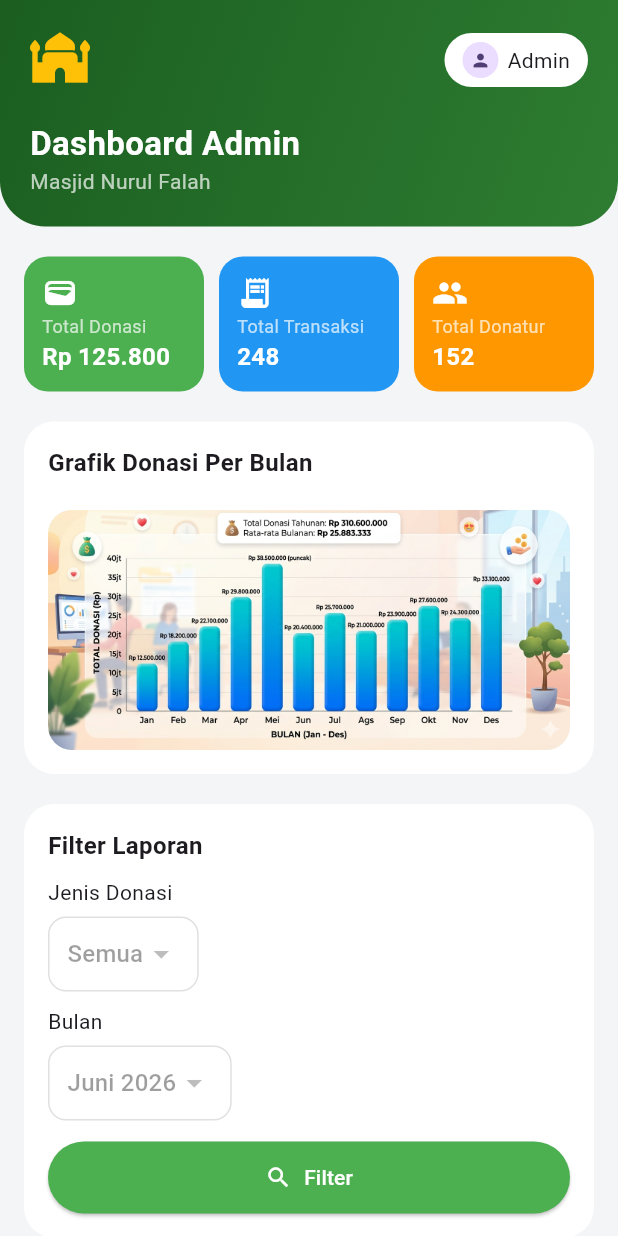
After one commit to adhamalbalkh23/nurulfalah_apps, a Flutter app: the AdminDashboardPage screen opened directly, on a phone screen of 412 x 824 dp. The commit adds this screen. Run offline on Flutter 3.47's test engine with Material 3 defaults, Android fonts, the phone set to English and light mode, and no system bars; our stand-ins replace image_picker, lottie, shared_preferences, sqflite; accounts and stored records are empty; project files that could hold a hidden picture were left out.

Commit message:
Update dashboard admin

```diff
--- a/lib/bottomnavbar_global.dart
+++ b/lib/bottomnavbar_global.dart
@@ -1,9 +1,7 @@
 import 'package:flutter/material.dart';
+import 'package:nurulfalah_apps/pages/dashboard_admin.dart';
 import 'package:nurulfalah_apps/pages/home_page.dart';
 import 'package:nurulfalah_apps/pages/profil_page.dart';
-import 'package:nurulfalah_apps/pages/riwayatdonasi_page.dart';
-import 'package:nurulfalah_apps/pages/zakat_page.dart';
-import 'package:nurulfalah_apps/pages_laporan%20CRUD/laporanadmin.dart';
 import 'package:nurulfalah_apps/pages_pembayaran/riwayatcrud.dart';
 
 class Bottomnavbar extends StatefulWidget {
@@ -19,26 +17,61 @@ class _BottomnavbarState extends State<Bottomnavbar> {
 
   @override
   Widget build(BuildContext context) {
-    final List<Widget> pages = [HomePage(), Riwayatcrud(), ProfilPage()];
+    /// HALAMAN UNTUK USER
+    List<Widget> pagesUser = [HomePage(), Riwayatcrud(), ProfilPage()];
+
+    /// HALAMAN UNTUK ADMIN
+    List<Widget> pagesAdmin = [
+      HomePage(),
+      AdminDashboardPage(),
+      Riwayatcrud(),
+      ProfilPage(),
+    ];
+
+    /// PILIH PAGE BERDASARKAN ROLE
+    final pages = widget.role == "admin" ? pagesAdmin : pagesUser;
+
     return Scaffold(
       body: pages[_selectIndex],
+
       bottomNavigationBar: BottomNavigationBar(
         backgroundColor: Colors.white,
         currentIndex: _selectIndex,
         selectedItemColor: Colors.green,
         unselectedItemColor: Colors.grey,
+
         onTap: (index) {
           setState(() {
             _selectIndex = index;
           });
         },
-        items: [
+
+        items: widget.role == "admin"
+            ? const [
+                BottomNavigationBarItem(icon: Icon(Icons.home), label: 'Home'),
+                BottomNavigationBarItem(
+                  icon: Icon(Icons.dashboard),
+                  label: 'Dashboard',
+                ),
+                BottomNavigationBarItem(
+                  icon: Icon(Icons.volunteer_activism),
+                  label: 'Donasi',
+                ),
+                BottomNavigationBarItem(
+                  icon: Icon(Icons.person),
+                  label: 'Profile',
+                ),
+              ]
+            : const [
                 BottomNavigationBarItem(icon: Icon(Icons.home), label: 'Home'),
                 BottomNavigationBarItem(
                   icon: Icon(Icons.volunteer_activism),
                   label: 'Donasi',
                 ),
-          BottomNavigationBarItem(icon: Icon(Icons.person), label: 'Profile'),
+                BottomNavigationBarItem(
+                  icon: Icon(Icons.person),
+                  label: 'Profile',
+                ),
               ],
       ),
     );
--- /dev/null
+++ b/lib/pages/dashboard_admin.dart
@@ -0,0 +1,352 @@
+import 'package:flutter/material.dart';
+
+class AdminDashboardPage extends StatelessWidget {
+  const AdminDashboardPage({super.key});
+
+  @override
+  Widget build(BuildContext context) {
+    return Scaffold(
+      backgroundColor: Color(0xffF3F5F7),
+
+      body: SafeArea(
+        child: SingleChildScrollView(
+          child: Column(
+            children: [
+              /// HEADER
+              Container(
+                padding: EdgeInsets.all(20),
+                decoration: BoxDecoration(
+                  gradient: LinearGradient(
+                    colors: [Color(0xff1B5E20), Color(0xff2E7D32)],
+                    begin: Alignment.topLeft,
+                    end: Alignment.bottomRight,
+                  ),
+                  borderRadius: BorderRadius.only(
+                    bottomLeft: Radius.circular(30),
+                    bottomRight: Radius.circular(30),
+                  ),
+                ),
+                child: Column(
+                  crossAxisAlignment: CrossAxisAlignment.start,
+                  children: [
+                    Row(
+                      mainAxisAlignment: MainAxisAlignment.spaceBetween,
+                      children: [
+                        Icon(Icons.mosque, color: Colors.amber, size: 40),
+
+                        Container(
+                          padding: EdgeInsets.symmetric(
+                            horizontal: 12,
+                            vertical: 6,
+                          ),
+                          decoration: BoxDecoration(
+                            color: Colors.white,
+                            borderRadius: BorderRadius.circular(30),
+                          ),
+                          child: Row(
+                            children: [
+                              CircleAvatar(
+                                radius: 12,
+                                child: Icon(Icons.person, size: 14),
+                              ),
+                              SizedBox(width: 6),
+                              Text("Admin"),
+                            ],
+                          ),
+                        ),
+                      ],
+                    ),
+
+                    SizedBox(height: 20),
+
+                    Text(
+                      "Dashboard Admin",
+                      style: TextStyle(
+                        color: Colors.white,
+                        fontSize: 22,
+                        fontWeight: FontWeight.bold,
+                      ),
+                    ),
+
+                    Text(
+                      "Masjid Nurul Falah",
+                      style: TextStyle(color: Colors.white70),
+                    ),
+                  ],
+                ),
+              ),
+
+              SizedBox(height: 20),
+
+              /// CARD STATISTIK
+              Padding(
+                padding: EdgeInsets.symmetric(horizontal: 16),
+                child: Row(
+                  children: [
+                    /// TOTAL DONASI
+                    Expanded(
+                      child: _statCard(
+                        color: Colors.green,
+                        title: "Total Donasi",
+                        value: "Rp 125.800",
+                        icon: Icons.wallet,
+                      ),
+                    ),
+
+                    SizedBox(width: 10),
+
+                    Expanded(
+                      child: _statCard(
+                        color: Colors.blue,
+                        title: "Total Transaksi",
+                        value: "248",
+                        icon: Icons.receipt_long,
+                      ),
+                    ),
+
+                    SizedBox(width: 10),
+
+                    Expanded(
+                      child: _statCard(
+                        color: Colors.orange,
+                        title: "Total Donatur",
+                        value: "152",
+                        icon: Icons.people,
+                      ),
+                    ),
+                  ],
+                ),
+              ),
+
+              SizedBox(height: 20),
+
+              /// GRAFIK DONASI
+              Container(
+                margin: EdgeInsets.symmetric(horizontal: 16),
+                padding: EdgeInsets.all(16),
+                decoration: BoxDecoration(
+                  color: Colors.white,
+                  borderRadius: BorderRadius.circular(20),
+                ),
+                child: Column(
+                  crossAxisAlignment: CrossAxisAlignment.start,
+                  children: [
+                    Text(
+                      "Grafik Donasi Per Bulan",
+                      style: TextStyle(
+                        fontSize: 16,
+                        fontWeight: FontWeight.bold,
+                      ),
+                    ),
+
+                    SizedBox(height: 20),
+
+                    Container(
+                      height: 160,
+                      decoration: BoxDecoration(
+                        color: Colors.green.withOpacity(0.1),
+                        borderRadius: BorderRadius.circular(16),
+                      ),
+                      child: ClipRRect(
+                        borderRadius: BorderRadius.circular(16),
+                        child: Image.asset(
+                          'assets/images/grafikdumy.png',
+                          fit: BoxFit.cover,
+                          width: double.infinity,
+                          height: double.infinity,
+                        ),
+                      ),
+                    ),
+                  ],
+                ),
+              ),
+
+              SizedBox(height: 20),
+
+              /// FILTER
+              Container(
+                margin: EdgeInsets.symmetric(horizontal: 16),
+                padding: EdgeInsets.all(16),
+                decoration: BoxDecoration(
+                  color: Colors.white,
+                  borderRadius: BorderRadius.circular(20),
+                ),
+                child: Column(
+                  crossAxisAlignment: CrossAxisAlignment.start,
+                  children: [
+                    Text(
+                      "Filter Laporan",
+                      style: TextStyle(
+                        fontWeight: FontWeight.bold,
+                        fontSize: 16,
+                      ),
+                    ),
+
+                    SizedBox(height: 10),
+
+                    Text("Jenis Donasi"),
+
+                    SizedBox(height: 6),
+
+                    Container(
+                      padding: EdgeInsets.symmetric(horizontal: 12),
+                      decoration: BoxDecoration(
+                        borderRadius: BorderRadius.circular(12),
+                        border: Border.all(color: Colors.grey.shade300),
+                      ),
+                      child: DropdownButtonHideUnderline(
+                        child: DropdownButton(
+                          value: "Semua",
+                          items: [
+                            DropdownMenuItem(
+                              value: "Semua",
+                              child: Text("Semua"),
+                            ),
+                          ],
+                          onChanged: null,
+                        ),
+                      ),
+                    ),
+
+                    SizedBox(height: 10),
+
+                    Text("Bulan"),
+
+                    SizedBox(height: 6),
+
+                    Container(
+                      padding: EdgeInsets.symmetric(horizontal: 12),
+                      decoration: BoxDecoration(
+                        borderRadius: BorderRadius.circular(12),
+                        border: Border.all(color: Colors.grey.shade300),
+                      ),
+                      child: DropdownButtonHideUnderline(
+                        child: DropdownButton(
+                          value: "Juni 2026",
+                          items: [
+                            DropdownMenuItem(
+                              value: "Juni 2026",
+                              child: Text("Juni 2026"),
+                            ),
+                          ],
+                          onChanged: null,
+                        ),
+                      ),
+                    ),
+
+                    SizedBox(height: 14),
+
+                    SizedBox(
+                      width: double.infinity,
+                      child: ElevatedButton.icon(
+                        onPressed: () {},
+                        icon: Icon(Icons.search, color: Colors.white),
+                        label: Text(
+                          "Filter",
+                          style: TextStyle(color: Colors.white),
+                        ),
+                        style: ElevatedButton.styleFrom(
+                          backgroundColor: Colors.green,
+                          padding: EdgeInsets.symmetric(vertical: 14),
+                        ),
+                      ),
+                    ),
+                  ],
+                ),
+              ),
+
+              SizedBox(height: 20),
+
+              /// RIWAYAT DONASI
+              Container(
+                margin: EdgeInsets.symmetric(horizontal: 16),
+                padding: EdgeInsets.all(16),
+                decoration: BoxDecoration(
+                  color: Colors.white,
+                  borderRadius: BorderRadius.circular(20),
+                ),
+                child: Column(
+                  children: [
+                    Row(
+                      mainAxisAlignment: MainAxisAlignment.spaceBetween,
+                      children: [
+                        Text(
+                          "Riwayat Donasi Terbaru",
+                          style: TextStyle(
+                            fontWeight: FontWeight.bold,
+                            fontSize: 16,
+                          ),
+                        ),
+                        Text(
+                          "Lihat Semua",
+                          style: TextStyle(color: Colors.green),
+                        ),
+                      ],
+                    ),
+
+                    SizedBox(height: 10),
+
+                    _donasiItem("Infaq Jumat", "Rp 500.000", "12 Juni 2026"),
+                    _donasiItem("Sedekah Subuh", "Rp 150.000", "11 Juni 2026"),
+                  ],
+                ),
+              ),
+
+              SizedBox(height: 20),
+            ],
+          ),
+        ),
+      ),
+    );
+  }
+
+  /// CARD STATISTIK
+  Widget _statCard({
+    required Color color,
+    required String title,
+    required String value,
+    required IconData icon,
+  }) {
+    return Container(
+      height: 90,
+      padding: EdgeInsets.all(12),
+      decoration: BoxDecoration(
+        color: color,
+        borderRadius: BorderRadius.circular(16),
+      ),
+      child: Column(
+        crossAxisAlignment: CrossAxisAlignment.start,
+        children: [
+          Icon(icon, color: Colors.white),
+
+          Spacer(),
+
+          Text(title, style: TextStyle(color: Colors.white70, fontSize: 12)),
+
+          Text(
+            value,
+            style: TextStyle(
+              color: Colors.white,
+              fontWeight: FontWeight.bold,
+              fontSize: 16,
+            ),
+          ),
+        ],
+      ),
+    );
+  }
+
+  /// ITEM RIWAYAT DONASI
+  Widget _donasiItem(String jenis, String nominal, String tanggal) {
+    return ListTile(
+      contentPadding: EdgeInsets.zero,
+      leading: CircleAvatar(radius: 5, backgroundColor: Colors.green),
+      title: Text(jenis),
+      subtitle: Text(tanggal),
+      trailing: Text(
+        nominal,
+        style: TextStyle(color: Colors.green, fontWeight: FontWeight.bold),
+      ),
+    );
+  }
+}
```
Also changed, not shown: assets/images/grafikdumy.png (added). Lines whose indentation alone changed are shown as unchanged.
